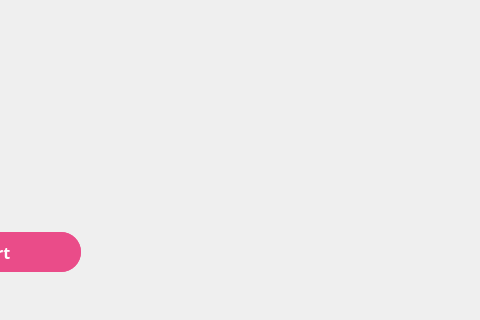
First picture: the form in MainWindow/Window/Resources/mainwindow.ui, repository lipimat/StringSearchVisualizer, before the edit; both pictures show x 800 to 1280 and y 448 to 768 of the 1280 by 768 pixel window.
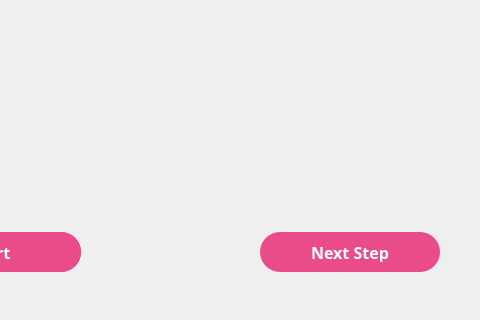
Second picture: the form after the edit.

```diff
--- a/MainWindow/Window/Resources/mainwindow.ui
+++ b/MainWindow/Window/Resources/mainwindow.ui
@@ -345,6 +345,88 @@
      <string>Start</string>
     </property>
    </widget>
+   <widget class="QGraphicsView" name="GraphicsView">
+    <property name="enabled">
+     <bool>false</bool>
+    </property>
+    <property name="geometry">
+     <rect>
+      <x>300</x>
+      <y>170</y>
+      <width>981</width>
+      <height>491</height>
+     </rect>
+    </property>
+    <property name="font">
+     <font>
+      <family>Source Code Pro</family>
+      <pointsize>12</pointsize>
+      <bold>true</bold>
+     </font>
+    </property>
+    <property name="acceptDrops">
+     <bool>false</bool>
+    </property>
+    <property name="autoFillBackground">
+     <bool>false</bool>
+    </property>
+    <property name="frameShape">
+     <enum>QFrame::NoFrame</enum>
+    </property>
+    <property name="frameShadow">
+     <enum>QFrame::Plain</enum>
+    </property>
+    <property name="lineWidth">
+     <number>0</number>
+    </property>
+   </widget>
+   <widget class="QPushButton" name="NextStepButton">
+    <property name="geometry">
+     <rect>
+      <x>1060</x>
+      <y>680</y>
+      <width>180</width>
+      <height>40</height>
+     </rect>
+    </property>
+    <property name="font">
+     <font>
+      <family>Source Code Pro</family>
+      <pointsize>12</pointsize>
+      <bold>true</bold>
+      <underline>false</underline>
+      <strikeout>false</strikeout>
+     </font>
+    </property>
+    <property name="cursor">
+     <cursorShape>PointingHandCursor</cursorShape>
+    </property>
+    <property name="styleSheet">
+     <string notr="true">QPushButton  {
+  background-color: #EA4C89;
+  border-radius: 20px;
+  border-style: none;
+  color: #FFFFFF;
+  height: 40px;
+  line-height: 20px;
+  list-style: none;
+  margin: 0;
+  outline: none;
+  padding: 10px 16px;
+  position: relative;
+  text-align: center;
+  text-decoration: none;
+  vertical-align: baseline;
+}
+
+QPushButton:hover {
+  background-color: #F082AC;
+}</string>
+    </property>
+    <property name="text">
+     <string>Next Step</string>
+    </property>
+   </widget>
   </widget>
   <widget class="QMenuBar" name="menubar">
    <property name="geometry">
```
